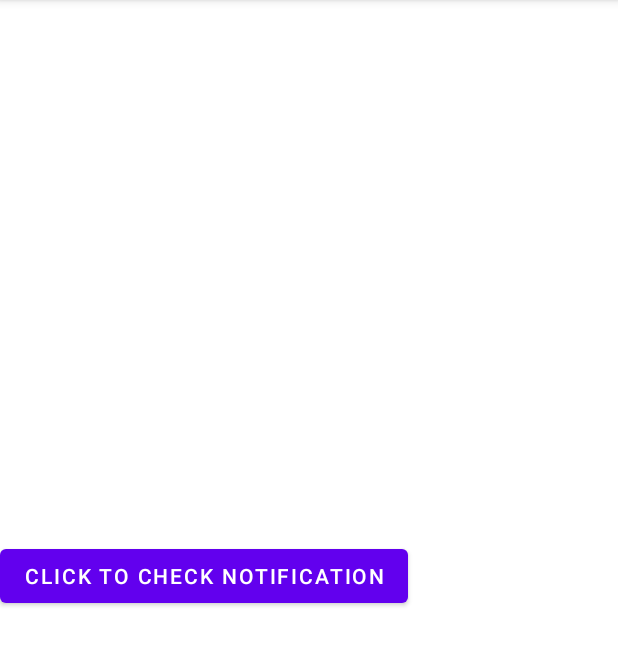
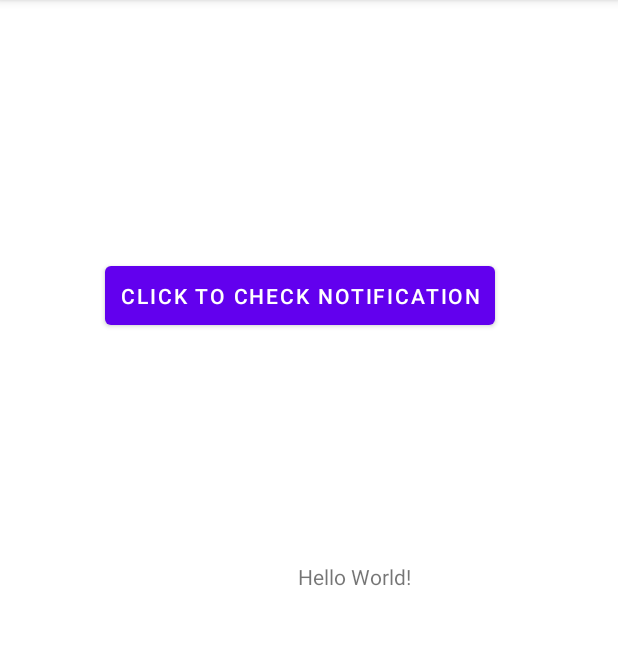
Before and after one commit to ElMehdiEchchad/Android_NotificationSample, an Android app: the screen it shows after launch (MainActivity), after a tap on "CLICK TO CHECK NOTIFICATION", on a phone screen of 412 x 824 dp, the part 84-750 px from its top. Run offline under Robolectric (Android 15) with nearby library versions, the phone set to English and light mode, and no system bars.

```diff
--- a/app/src/main/AndroidManifest.xml
+++ b/app/src/main/AndroidManifest.xml
@@ -1,7 +1,7 @@
 <?xml version="1.0" encoding="utf-8"?>
 <manifest xmlns:android="http://schemas.android.com/apk/res/android"
     package="com.tp.notificationownessay">
-
+    <uses-permission android:name="android.permission.CALL_PHONE"/>
     <application
         android:allowBackup="true"
         android:icon="@mipmap/ic_launcher"
--- a/app/src/main/java/com/tp/notificationownessay/MainActivity.java
+++ b/app/src/main/java/com/tp/notificationownessay/MainActivity.java
@@ -1,21 +1,28 @@
 package com.tp.notificationownessay;
 
 import androidx.appcompat.app.AppCompatActivity;
+import androidx.core.app.ActivityCompat;
 import androidx.core.app.NotificationCompat;
 
+import android.Manifest;
+import android.app.AlertDialog;
 import android.app.NotificationChannel;
 import android.app.NotificationManager;
 import android.app.PendingIntent;
 import android.content.Context;
+import android.content.DialogInterface;
 import android.content.Intent;
+import android.content.pm.PackageManager;
 import android.media.RingtoneManager;
 import android.net.Uri;
 import android.os.Build;
 import android.os.Bundle;
 import android.view.View;
+import android.widget.Toast;
 
 public class MainActivity extends AppCompatActivity {
     private static final String CHANNEL_ID = "channel1";
+    private static final int reqCode=1;
 
 
     @Override
@@ -29,7 +36,15 @@ public class MainActivity extends AppCompatActivity {
         if (android.os.Build.VERSION.SDK_INT >= android.os.Build.VERSION_CODES.O) {
             final int importance = NotificationManager.IMPORTANCE_DEFAULT;
             //We create an intent to dial a number
-            Intent intent = new Intent(Intent.ACTION_DIAL, Uri.parse("tel:0606060606"));
+            if (ActivityCompat.checkSelfPermission(MainActivity.this,
+                    Manifest.permission.CALL_PHONE) != PackageManager.PERMISSION_GRANTED) {
+                    /*
+                    Appel à la méthode AskForPermission() pour que l'utilisateur donne la
+                    permission manuellement
+                    */
+            askPermission();}
+            else{
+            Intent intent = new Intent(Intent.ACTION_CALL, Uri.parse("tel:0606060606"));
             NotificationChannel channel = new NotificationChannel(CHANNEL_ID, nameC, importance);
             channel.setDescription("a test channel");
             NotificationCompat.Builder notifBuilder;
@@ -42,8 +57,8 @@ public class MainActivity extends AppCompatActivity {
             NotificationManager mNotificationManager = (NotificationManager)
                     getSystemService(Context.NOTIFICATION_SERVICE);
             mNotificationManager.createNotificationChannel(channel);
-            mNotificationManager.notify(01, notifBuilder.build());
-        } else {
+            mNotificationManager.notify(01, notifBuilder.build());}
+        } /*else {
             final int importance = NotificationManager.IMPORTANCE_DEFAULT;
             NotificationCompat.Builder notifBuilder;
             Intent intent = new Intent(Intent.ACTION_VIEW, Uri.parse("tel:0606060606"));
@@ -54,6 +69,30 @@ public class MainActivity extends AppCompatActivity {
             NotificationManager mNotificationManager = (NotificationManager)
                     getSystemService(Context.NOTIFICATION_SERVICE);
             mNotificationManager.notify(02, notifBuilder.build());
+
+            //this bloc serves for the API level below 26 so it's not necessary to call it here for NEXUS API=30
+        }*/
+    }
+    public void askPermission(){
+        //This bloc of condition is excecuted in case of denial of permission by the user for the first time
+        if (ActivityCompat.shouldShowRequestPermissionRationale(MainActivity.this, Manifest.permission.CALL_PHONE)) {
+            new AlertDialog.Builder(MainActivity.this).setTitle("test").setMessage("permission pour pouvoir passer l'appel que" +
+                    "vous voulez" +
+                    "").setPositiveButton("OK", new DialogInterface.OnClickListener() {
+                @Override
+                public void onClick(DialogInterface dialog, int which) {
+                    ActivityCompat.requestPermissions(MainActivity.this, new String[]{Manifest.permission.CALL_PHONE}, reqCode);
+                }
+
+            }).setNegativeButton("Cancel", new DialogInterface.OnClickListener() {
+                @Override
+                public void onClick(DialogInterface dialog, int which) {
+                    dialog.dismiss();
+                    Toast.makeText(MainActivity.this, "Permission denied", Toast.LENGTH_LONG).show();
+                }
+            }).create().show();
+        } else {
+            ActivityCompat.requestPermissions(MainActivity.this, new String[]{Manifest.permission.CALL_PHONE}, reqCode);
         }
     }
 
--- a/app/src/main/res/layout/activity_main.xml
+++ b/app/src/main/res/layout/activity_main.xml
@@ -7,8 +7,10 @@
     tools:context=".MainActivity">
 
     <TextView
+        android:id="@+id/TextInfo"
         android:layout_width="wrap_content"
         android:layout_height="wrap_content"
+        android:layout_marginLeft="60dp"
         android:text="Hello World!"
         app:layout_constraintBottom_toBottomOf="parent"
         app:layout_constraintLeft_toLeftOf="parent"
@@ -20,11 +22,13 @@
         android:layout_width="wrap_content"
         android:layout_height="wrap_content"
         android:text="Click to check notification"
-        tools:layout_editor_absoluteX="90dp"
-        tools:layout_editor_absoluteY="150dp"
+        android:layout_marginLeft="70dp"
+        android:padding="10dp"
+        app:layout_constraintLeft_toLeftOf="parent"
+        app:layout_constraintLeft_toRightOf="parent"
         tools:ignore="MissingConstraints"
         android:onClick="Notification"
-        app:layout_constraintBottom_toBottomOf="parent"
+        app:layout_constraintBottom_toBottomOf="@id/TextInfo"
         app:layout_constraintTop_toTopOf="parent"/>
 
 </androidx.constraintlayout.widget.ConstraintLayout>
```
